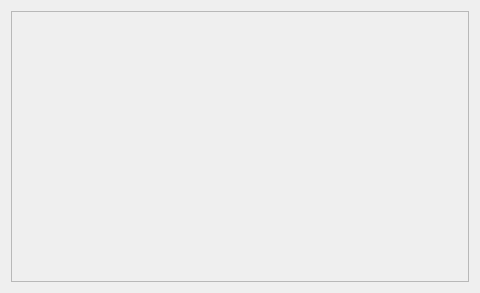
Above: SwaRaagam/userInterface/uiModels/lyricScrollWidget.ui from sunilk-n/SwaRaagam before the change. Below: the same form after it.
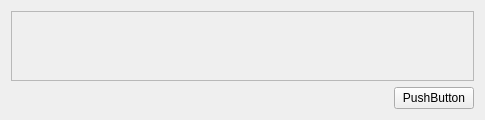
That is the form after the change.

Commit message: Updated lyrics with singer selection screen

Diff of the .ui file:
```diff
--- a/SwaRaagam/userInterface/uiModels/lyricScrollWidget.ui
+++ b/SwaRaagam/userInterface/uiModels/lyricScrollWidget.ui
@@ -6,15 +6,15 @@
    <rect>
     <x>0</x>
     <y>0</y>
-    <width>480</width>
-    <height>293</height>
+    <width>485</width>
+    <height>118</height>
    </rect>
   </property>
   <property name="windowTitle">
    <string>Form</string>
   </property>
-  <layout class="QVBoxLayout" name="verticalLayout">
-   <item>
+  <layout class="QGridLayout" name="gridLayout">
+   <item row="0" column="0" colspan="2">
     <widget class="QScrollArea" name="lyricScrollArea">
      <property name="widgetResizable">
       <bool>true</bool>
@@ -24,14 +24,34 @@
        <rect>
         <x>0</x>
         <y>0</y>
-        <width>460</width>
-        <height>273</height>
+        <width>465</width>
+        <height>69</height>
        </rect>
       </property>
       <layout class="QVBoxLayout" name="verticalLayout_2"/>
      </widget>
     </widget>
    </item>
+   <item row="1" column="0">
+    <spacer name="horizontalSpacer">
+     <property name="orientation">
+      <enum>Qt::Horizontal</enum>
+     </property>
+     <property name="sizeHint" stdset="0">
+      <size>
+       <width>386</width>
+       <height>20</height>
+      </size>
+     </property>
+    </spacer>
+   </item>
+   <item row="1" column="1">
+    <widget class="QPushButton" name="nextBtn">
+     <property name="text">
+      <string>PushButton</string>
+     </property>
+    </widget>
+   </item>
   </layout>
  </widget>
  <resources/>
```
Left out of the diff: 2 changed lines with no effect on the pictures. The commit also changes 20 other files.
